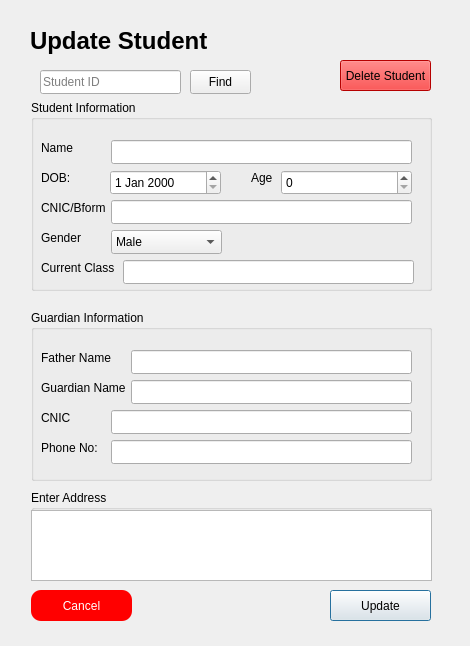
Before: the Qt Designer form updatestudent.ui in sarfarazunarr/school-management-software, drawn with Qt 5.
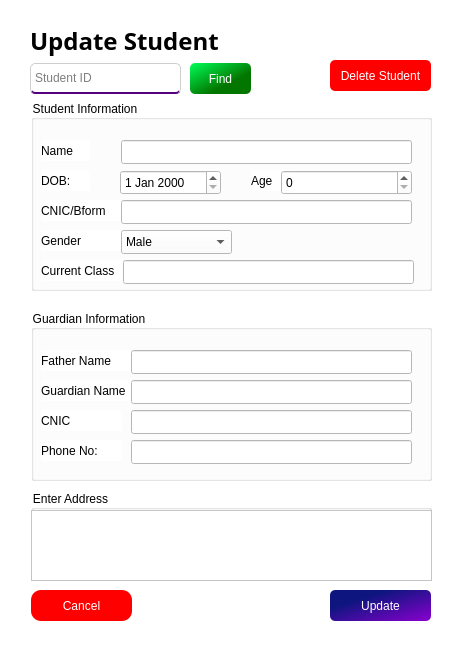
After: the same form once the commit is applied.

```diff
--- a/updatestudent.ui
+++ b/updatestudent.ui
@@ -13,6 +13,11 @@
   <property name="windowTitle">
    <string>Dialog</string>
   </property>
+  <property name="styleSheet">
+   <string notr="true">background-color: white;
+font: 10pt &quot;Bahnschrift&quot;;
+color: rgb(0, 0, 0);</string>
+  </property>
   <widget class="QGroupBox" name="groupBox_2">
    <property name="geometry">
     <rect>
@@ -31,7 +36,7 @@
       <x>10</x>
       <y>40</y>
       <width>91</width>
-      <height>16</height>
+      <height>21</height>
      </rect>
     </property>
     <property name="text">
@@ -47,7 +52,7 @@
       <x>10</x>
       <y>70</y>
       <width>91</width>
-      <height>16</height>
+      <height>21</height>
      </rect>
     </property>
     <property name="text">
@@ -60,7 +65,7 @@
       <x>10</x>
       <y>100</y>
       <width>81</width>
-      <height>16</height>
+      <height>21</height>
      </rect>
     </property>
     <property name="text">
@@ -83,9 +88,9 @@
    <widget class="QLineEdit" name="guardianCnicLineEdit">
     <property name="geometry">
      <rect>
-      <x>80</x>
+      <x>100</x>
       <y>100</y>
-      <width>301</width>
+      <width>281</width>
       <height>24</height>
      </rect>
     </property>
@@ -93,9 +98,9 @@
    <widget class="QLineEdit" name="guardianPhoneNumberLineEdit">
     <property name="geometry">
      <rect>
-      <x>80</x>
+      <x>100</x>
       <y>130</y>
-      <width>301</width>
+      <width>281</width>
       <height>24</height>
      </rect>
     </property>
@@ -106,7 +111,7 @@
       <x>10</x>
       <y>130</y>
       <width>81</width>
-      <height>16</height>
+      <height>21</height>
      </rect>
     </property>
     <property name="text">
@@ -138,10 +143,15 @@
    </property>
    <property name="font">
     <font>
+     <family>Tw Cen MT</family>
      <pointsize>18</pointsize>
+     <italic>false</italic>
      <bold>true</bold>
     </font>
    </property>
+   <property name="styleSheet">
+    <string notr="true">font: 700 18pt &quot;Tw Cen MT&quot;;</string>
+   </property>
    <property name="text">
     <string>Update Student</string>
    </property>
@@ -155,6 +165,11 @@
      <height>31</height>
     </rect>
    </property>
+   <property name="styleSheet">
+    <string notr="true">background-color: qlineargradient(spread:pad, x1:0.291, y1:0.289773, x2:1, y2:1, stop:0 rgba(14, 21, 127, 255), stop:1 rgba(138, 0, 207, 255));
+color: rgb(255, 255, 255);
+border-radius: 5px;</string>
+   </property>
    <property name="text">
     <string>Update</string>
    </property>
@@ -218,7 +233,7 @@
       <x>10</x>
       <y>40</y>
       <width>49</width>
-      <height>16</height>
+      <height>21</height>
      </rect>
     </property>
     <property name="text">
@@ -234,7 +249,7 @@
       <x>10</x>
       <y>70</y>
       <width>49</width>
-      <height>16</height>
+      <height>21</height>
      </rect>
     </property>
     <property name="text">
@@ -250,7 +265,7 @@
       <x>10</x>
       <y>100</y>
       <width>81</width>
-      <height>16</height>
+      <height>21</height>
      </rect>
     </property>
     <property name="text">
@@ -266,7 +281,7 @@
       <x>220</x>
       <y>70</y>
       <width>49</width>
-      <height>16</height>
+      <height>21</height>
      </rect>
     </property>
     <property name="text">
@@ -279,7 +294,7 @@
       <x>10</x>
       <y>130</y>
       <width>81</width>
-      <height>16</height>
+      <height>21</height>
      </rect>
     </property>
     <property name="text">
@@ -295,7 +310,7 @@
       <x>10</x>
       <y>160</y>
       <width>81</width>
-      <height>16</height>
+      <height>21</height>
      </rect>
     </property>
     <property name="text">
@@ -308,9 +323,9 @@
    <widget class="QLineEdit" name="studentName">
     <property name="geometry">
      <rect>
-      <x>80</x>
+      <x>90</x>
       <y>40</y>
-      <width>301</width>
+      <width>291</width>
       <height>24</height>
      </rect>
     </property>
@@ -318,9 +333,9 @@
    <widget class="QLineEdit" name="cnicLineEdit">
     <property name="geometry">
      <rect>
-      <x>80</x>
+      <x>90</x>
       <y>100</y>
-      <width>301</width>
+      <width>291</width>
       <height>24</height>
      </rect>
     </property>
@@ -338,7 +353,7 @@
    <widget class="QComboBox" name="gender">
     <property name="geometry">
      <rect>
-      <x>80</x>
+      <x>90</x>
       <y>130</y>
       <width>111</width>
       <height>24</height>
@@ -358,9 +373,9 @@
    <widget class="QDateEdit" name="dobDate">
     <property name="geometry">
      <rect>
-      <x>79</x>
+      <x>89</x>
       <y>70</y>
-      <width>111</width>
+      <width>101</width>
       <height>25</height>
      </rect>
     </property>
@@ -379,12 +394,18 @@
   <widget class="QLineEdit" name="idSearch">
    <property name="geometry">
     <rect>
-     <x>40</x>
-     <y>70</y>
-     <width>141</width>
-     <height>24</height>
+     <x>30</x>
+     <y>63</y>
+     <width>151</width>
+     <height>31</height>
     </rect>
    </property>
+   <property name="styleSheet">
+    <string notr="true">border: 1px solid rgb(206, 206, 206);
+border-bottom: 2px solid rgb(85, 0, 127);
+padding: 2px;
+border-radius: 5px;</string>
+   </property>
    <property name="placeholderText">
     <string>Student ID</string>
    </property>
@@ -393,11 +414,16 @@
    <property name="geometry">
     <rect>
      <x>190</x>
-     <y>70</y>
+     <y>63</y>
      <width>61</width>
-     <height>24</height>
+     <height>31</height>
     </rect>
    </property>
+   <property name="styleSheet">
+    <string notr="true">background-color: qlineargradient(spread:pad, x1:0, y1:0, x2:1, y2:1, stop:0 rgba(0, 255, 89, 255), stop:0.648045 rgba(3, 118, 0, 255));
+color: rgb(255, 255, 255);
+border-radius: 5px;</string>
+   </property>
    <property name="text">
     <string>Find</string>
    </property>
@@ -405,15 +431,17 @@
   <widget class="QPushButton" name="deleteBtn">
    <property name="geometry">
     <rect>
-     <x>340</x>
+     <x>330</x>
      <y>60</y>
-     <width>91</width>
+     <width>101</width>
      <height>31</height>
     </rect>
    </property>
    <property name="styleSheet">
     <string notr="true">background-color: rgb(255, 0, 0);
-color: &quot;white&quot;;</string>
+
+color: rgb(255, 255, 255);
+border-radius: 5px;</string>
    </property>
    <property name="text">
     <string>Delete Student</string>
```
Left out of the diff: 18 changed lines with no effect on the pictures.
